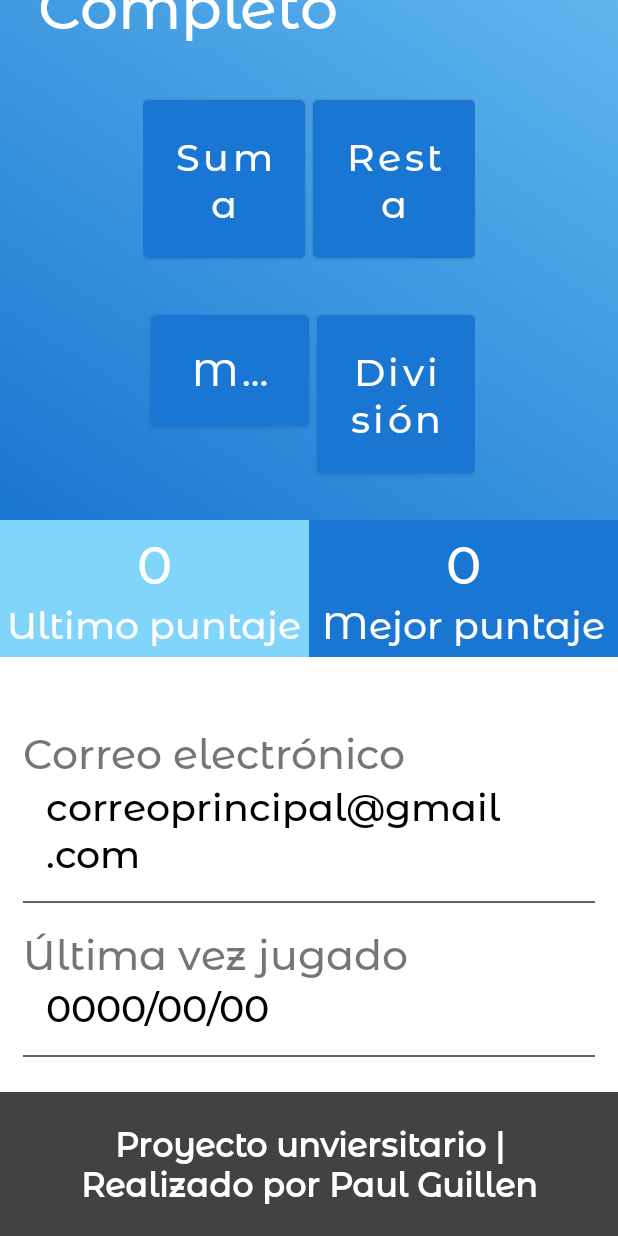
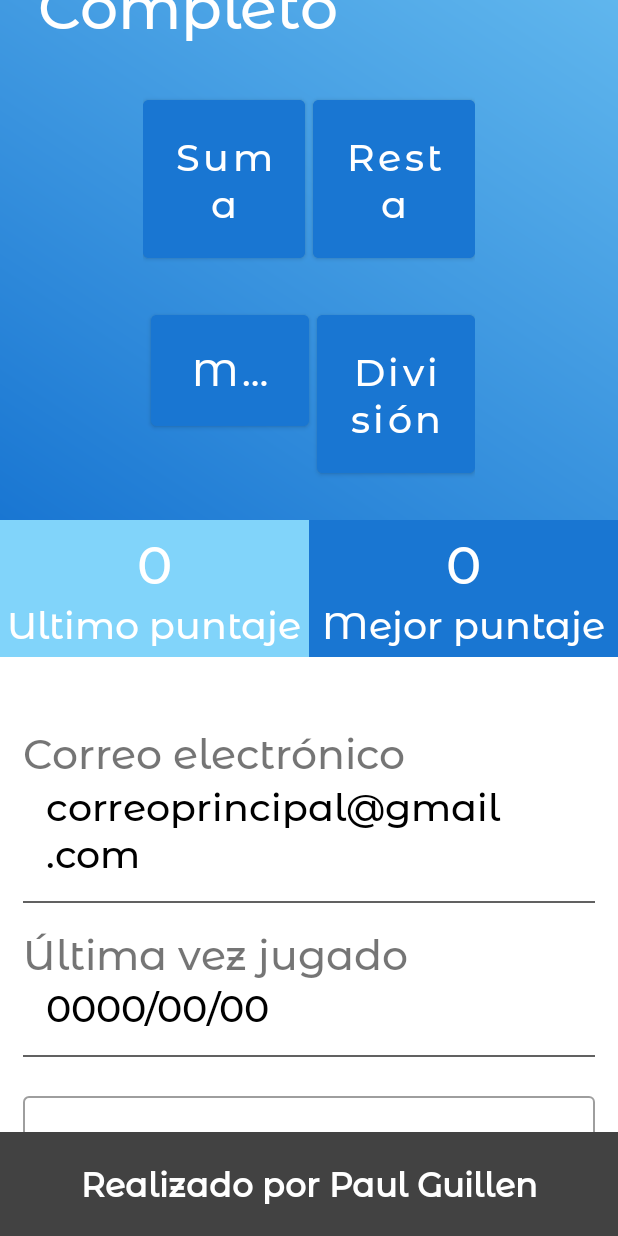
Before and after one commit to PaulGuillen/KidMathKotlin, an Android app: the PerfilActivity screen opened directly, with no data from a screen before it, scrolled down 287 dp, on a phone screen of 412 x 824 dp. Run offline under Robolectric (Android 15) with nearby library versions, the phone set to English and light mode, and no system bars; our stand-ins replace Firebase (no records; nobody signed in at launch, a user with empty details on screens opened directly); libraries missing offline, so code that uses them is left out: cn.pedant.

Commit message:
Second_Version_App

```diff
--- a/app/src/main/res/values/strings.xml
+++ b/app/src/main/res/values/strings.xml
@@ -26,7 +26,7 @@
     <string name="contrase_a">Contraseña</string>
     <string name="iniciar_sesi_n">Iniciar sesión</string>
     <string name="a_n_no_te_has_registrado">Aún no te has registrado?</string>
-    <string name="proyecto_unviersitario_realizado_por_juan_surco">Proyecto unviersitario | Realizado por Paul Guillen</string>
+    <string name="proyecto_unviersitario_realizado_por_juan_surco">Realizado por Paul Guillen</string>
     <string name="nombre">Nombre</string>
     <string name="apellido">Apellido</string>
     <string name="confirmar_contrase_a">Confirmar Contraseña</string>
```
